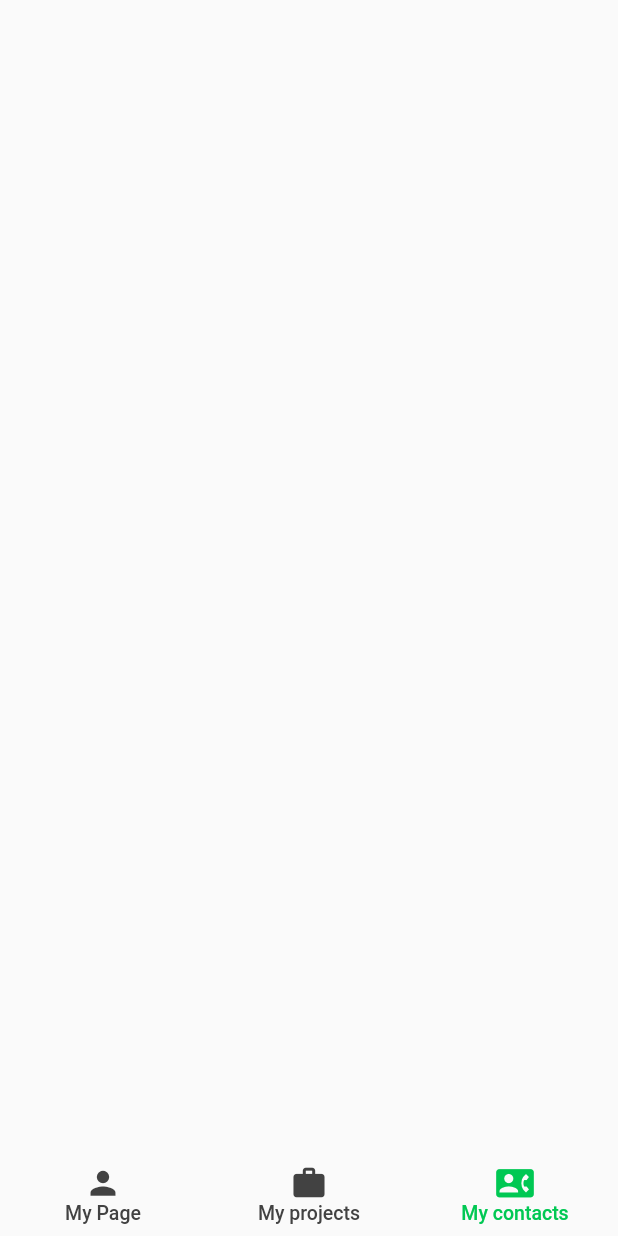
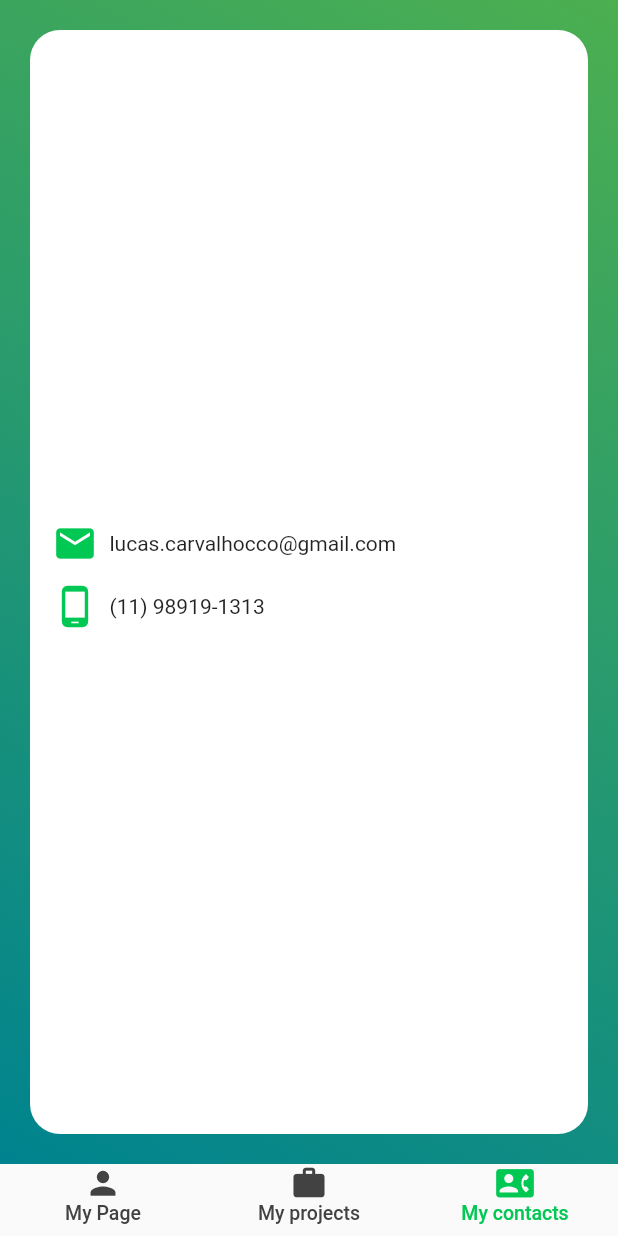
Before and after one commit to LucssCarvalho/my_portifolio, a Flutter app: the screen it shows after launch, item 3 of the bottom bar chosen, on a phone screen of 412 x 824 dp. Run offline on Flutter 3.47's test engine with Material 2 defaults, Android fonts, the phone set to English and light mode, and no system bars; missing offline and left inert: mdi.

Commit message:
add mail and phone

```diff
--- a/lib/pages/PageThree/PageThree.dart
+++ b/lib/pages/PageThree/PageThree.dart
@@ -8,6 +8,66 @@ class PageThree extends StatefulWidget {
 class _PageThreeState extends State<PageThree> {
   @override
   Widget build(BuildContext context) {
-    return Container();
+    return SafeArea(
+      child: Container(
+        decoration: BoxDecoration(
+          gradient: LinearGradient(
+            begin: Alignment.topRight,
+            end: Alignment.bottomLeft,
+            colors: [Colors.green, Colors.cyan[800]],
+          ),
+        ),
+        child: Padding(
+          padding: const EdgeInsets.all(20.0),
+          child: Container(
+            decoration: BoxDecoration(
+              borderRadius: BorderRadius.circular(20),
+              color: Colors.white,
+            ),
+            child: Container(
+              child: listContacts(),
+            ),
+          ),
+        ),
+      ),
+    );
+  }
+
+  Widget listContacts() {
+    return Container(
+      child: Column(
+        mainAxisAlignment: MainAxisAlignment.center,
+        children: <Widget>[
+          rowContats(Icons.mail, 'lucas.carvalhocco@gmail.com'),
+          rowContats(Icons.phone_android, '(11) 98919-1313'),
+        ],
+      ),
+    );
+  }
+
+  Widget rowContats(IconData icon, String label) {
+    return Padding(
+      padding: const EdgeInsets.only(left: 15.0, right: 15, bottom: 10),
+      child: Container(
+        child: Column(
+          children: <Widget>[
+            Row(
+              mainAxisAlignment: MainAxisAlignment.start,
+              children: <Widget>[
+                Icon(
+                  icon,
+                  size: 30,
+                  color: Colors.greenAccent[700],
+                ),
+                Padding(
+                  padding: const EdgeInsets.all(8.0),
+                  child: Text(label),
+                )
+              ],
+            ),
+          ],
+        ),
+      ),
+    );
   }
 }
```
